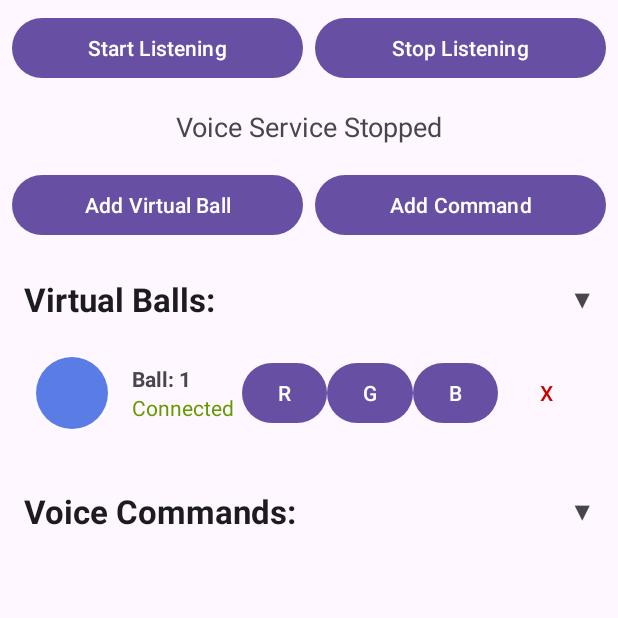
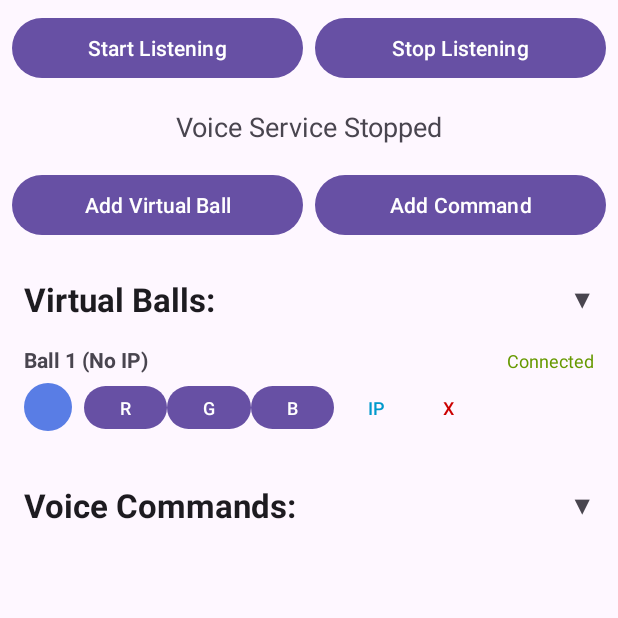
Before and after one commit to tjthejuggler/voiceBalls, an Android app: the screen it shows after launch (MainActivity), after a tap on "Add Virtual Ball", on a phone screen of 412 x 824 dp, the top half of it. Run offline under Robolectric (Android 15) with nearby library versions, the phone set to English and light mode, and no system bars.

```diff
--- a/app/src/main/java/com/example/voiceballs/BallAdapter.kt
+++ b/app/src/main/java/com/example/voiceballs/BallAdapter.kt
@@ -14,7 +14,8 @@ import androidx.recyclerview.widget.RecyclerView
 
 class BallAdapter(
     private val onColorChanged: (id: String, color: Int) -> Unit,
-    private val onRemoveClicked: (id: String) -> Unit
+    private val onRemoveClicked: (id: String) -> Unit,
+    private val onEditIpClicked: (id: String, currentIp: String?) -> Unit
 ) : ListAdapter<Ball, BallAdapter.BallViewHolder>(BallDiffCallback()) {
 
     override fun onCreateViewHolder(parent: ViewGroup, viewType: Int): BallViewHolder {
@@ -34,9 +35,15 @@ class BallAdapter(
         private val redButton: Button = itemView.findViewById(R.id.btn_test_red)
         private val greenButton: Button = itemView.findViewById(R.id.btn_test_green)
         private val blueButton: Button = itemView.findViewById(R.id.btn_test_blue)
+        private val editIpButton: Button = itemView.findViewById(R.id.btn_edit_ip)
 
         fun bind(ball: Ball) {
-            ipTextView.text = "Ball: ${ball.number}"
+            // Display IP address or ball number if no IP is set
+            ipTextView.text = if (ball.ipAddress.isNullOrBlank()) {
+                "Ball ${ball.number} (No IP)"
+            } else {
+                "Ball ${ball.number}: ${ball.ipAddress}"
+            }
 
             val background = colorView.background as GradientDrawable
             background.setColor(ball.color)
@@ -52,6 +59,9 @@ class BallAdapter(
             redButton.setOnClickListener { onColorChanged(ball.id, Color.RED) }
             greenButton.setOnClickListener { onColorChanged(ball.id, Color.GREEN) }
             blueButton.setOnClickListener { onColorChanged(ball.id, Color.BLUE) }
+
+            // Handle edit IP button
+            editIpButton.setOnClickListener { onEditIpClicked(ball.id, ball.ipAddress) }
 
             // Handle remove button
             val removeButton: Button = itemView.findViewById(R.id.btn_remove)
--- a/app/src/main/java/com/example/voiceballs/MainViewModel.kt
+++ b/app/src/main/java/com/example/voiceballs/MainViewModel.kt
@@ -26,6 +26,10 @@ class MainViewModel : ViewModel() {
         BallController.changeBallColor(ballId, color)
     }
 
+    fun updateBallIpAddress(ballId: String, ipAddress: String) {
+        BallController.updateBallIpAddress(ballId, ipAddress)
+    }
+
     fun deleteCommand(phrase: String) {
         CommandManager.deleteCommand(phrase)
         loadCommands()
--- a/app/src/main/res/layout/list_item_ball.xml
+++ b/app/src/main/res/layout/list_item_ball.xml
@@ -3,66 +3,97 @@
     xmlns:tools="http://schemas.android.com/tools"
     android:layout_width="match_parent"
     android:layout_height="wrap_content"
-    android:gravity="center_vertical"
+    android:orientation="vertical"
+    android:padding="8dp">
+
+    <!-- Ball info line (full width) -->
+    <LinearLayout
+        android:layout_width="match_parent"
+        android:layout_height="wrap_content"
         android:orientation="horizontal"
-    android:padding="16dp">
-
-    <View
-        android:id="@+id/view_color"
-        android:layout_width="48dp"
-        android:layout_height="48dp"
-        android:background="@drawable/ball_background" />
-
-    <LinearLayout
-        android:layout_width="0dp"
-        android:layout_height="wrap_content"
-        android:layout_marginStart="16dp"
-        android:layout_weight="1"
-        android:orientation="vertical">
+        android:layout_marginBottom="4dp">
 
         <TextView
             android:id="@+id/text_ip_address"
-            android:layout_width="wrap_content"
+            android:layout_width="0dp"
             android:layout_height="wrap_content"
+            android:layout_weight="1"
             android:textStyle="bold"
-            tools:text="192.168.1.101" />
+            android:textSize="14sp"
+            tools:text="Ball 1: 192.168.1.101" />
 
         <TextView
             android:id="@+id/text_status"
             android:layout_width="wrap_content"
             android:layout_height="wrap_content"
+            android:textSize="12sp"
             tools:text="Connected" />
 
     </LinearLayout>
+
+    <!-- Controls line (color circle + buttons) -->
+    <LinearLayout
+        android:layout_width="match_parent"
+        android:layout_height="wrap_content"
+        android:gravity="center_vertical"
+        android:orientation="horizontal">
+
+        <View
+            android:id="@+id/view_color"
+            android:layout_width="32dp"
+            android:layout_height="32dp"
+            android:layout_marginEnd="8dp"
+            android:background="@drawable/ball_background" />
 
         <Button
             android:id="@+id/btn_test_red"
             android:layout_width="wrap_content"
             android:layout_height="wrap_content"
-        android:minWidth="48dp"
-        android:text="R" />
+            android:minWidth="40dp"
+            android:minHeight="36dp"
+            android:text="R"
+            android:textSize="12sp" />
 
         <Button
             android:id="@+id/btn_test_green"
             android:layout_width="wrap_content"
             android:layout_height="wrap_content"
-        android:minWidth="48dp"
-        android:text="G" />
+            android:minWidth="40dp"
+            android:minHeight="36dp"
+            android:text="G"
+            android:textSize="12sp" />
 
         <Button
             android:id="@+id/btn_test_blue"
             android:layout_width="wrap_content"
             android:layout_height="wrap_content"
-        android:minWidth="48dp"
-        android:text="B" />
+            android:minWidth="40dp"
+            android:minHeight="36dp"
+            android:text="B"
+            android:textSize="12sp" />
+
+        <Button
+            android:id="@+id/btn_edit_ip"
+            style="?android:attr/buttonBarButtonStyle"
+            android:layout_width="wrap_content"
+            android:layout_height="wrap_content"
+            android:minWidth="40dp"
+            android:minHeight="36dp"
+            android:text="IP"
+            android:textSize="12sp"
+            android:textColor="@android:color/holo_blue_dark" />
 
         <Button
             android:id="@+id/btn_remove"
             style="?android:attr/buttonBarButtonStyle"
             android:layout_width="wrap_content"
             android:layout_height="wrap_content"
-        android:minWidth="48dp"
+            android:minWidth="40dp"
+            android:minHeight="36dp"
             android:text="X"
+            android:textSize="12sp"
             android:textColor="@android:color/holo_red_dark" />
 
     </LinearLayout>
+
+</LinearLayout>
```
Also changed, not shown: app/src/main/java/com/example/voiceballs/BallController.kt (+30 -13 lines), app/src/main/java/com/example/voiceballs/MainActivity.kt (+23 -1 lines), 1 other file. Lines whose indentation alone changed are shown as unchanged.
